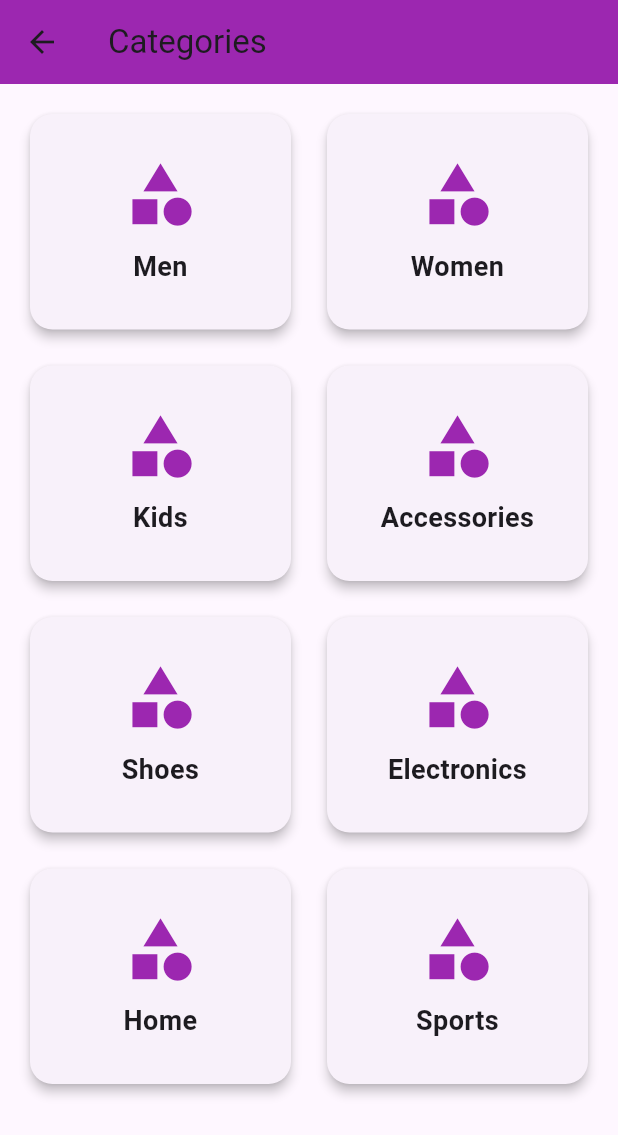
After one commit to nourbejaoui277/APP, a Flutter app: the HomePage screen opened directly, item 2 of the bottom bar chosen, after a tap on "Home", on a phone screen of 412 x 824 dp. The commit adds this screen. Shown: the top 1135 px of the screen. Run offline on Flutter 3.47's test engine with Material 3 defaults, Android fonts, the phone set to English and light mode, and no system bars; our stand-ins replace fluttertoast, sqflite; accounts and stored records are empty.

Commit message:
nouveaux changements

```diff
--- a/lib/main.dart
+++ b/lib/main.dart
@@ -1,5 +1,6 @@
 import 'package:flutter/material.dart';
 import 'views/login_page.dart';
+import 'views/home_page.dart';
 
 void main() {
   runApp(const MyApp());
@@ -16,6 +17,7 @@ class MyApp extends StatelessWidget {
         colorScheme: ColorScheme.fromSeed(seedColor: Colors.deepPurple),
         useMaterial3: true,
       ),
+      // Start with the LoginPage
       home: LoginPage(),
     );
   }
--- /dev/null
+++ b/lib/views/categories_page.dart
@@ -0,0 +1,66 @@
+import 'package:flutter/material.dart';
+
+class CategoriesPage extends StatelessWidget {
+  @override
+  Widget build(BuildContext context) {
+    return Scaffold(
+      appBar: AppBar(
+        title: Text('Categories'),
+        backgroundColor: Colors.purple,
+      ),
+      body: GridView.builder(
+        padding: EdgeInsets.all(16),
+        gridDelegate: SliverGridDelegateWithFixedCrossAxisCount(
+          crossAxisCount: 2,
+          crossAxisSpacing: 16,
+          mainAxisSpacing: 16,
+          childAspectRatio: 1.2,
+        ),
+        itemCount: _categories.length,
+        itemBuilder: (context, index) {
+          return _buildCategoryCard(_categories[index]);
+        },
+      ),
+    );
+  }
+
+  // Replace with actual category data
+  List<String> _categories = [
+    'Men',
+    'Women',
+    'Kids',
+    'Accessories',
+    'Shoes',
+    'Electronics',
+    'Home',
+    'Sports',
+  ];
+
+  Widget _buildCategoryCard(String category) {
+    return Card(
+      elevation: 3,
+      shape: RoundedRectangleBorder(borderRadius: BorderRadius.circular(15)),
+      child: InkWell(
+        onTap: () {
+          // Implement navigation to category products or subcategories
+        },
+        child: Column(
+          mainAxisAlignment: MainAxisAlignment.center,
+          children: [
+            Icon(
+              Icons.category,
+              size: 50,
+              color: Colors.purple,
+            ),
+            SizedBox(height: 10),
+            Text(
+              category,
+              style: TextStyle(fontSize: 18, fontWeight: FontWeight.bold),
+              textAlign: TextAlign.center,
+            ),
+          ],
+        ),
+      ),
+    );
+  }
+}
--- /dev/null
+++ b/lib/views/home_page.dart
@@ -0,0 +1,196 @@
+import 'package:flutter/material.dart';
+import 'categories_page.dart';
+import 'discover_page.dart';
+import 'wishlist_page.dart';
+import 'profile_page.dart';
+
+class HomePage extends StatelessWidget {
+  @override
+  Widget build(BuildContext context) {
+    return Scaffold(
+      appBar: AppBar(
+        title: const Text('Sparkling'),
+        backgroundColor: Colors.purple,
+        actions: [
+          IconButton(
+            icon: const Icon(Icons.search),
+            onPressed: () {
+              // Implement search functionality here
+            },
+          ),
+        ],
+      ),
+      body: SingleChildScrollView(
+        padding: const EdgeInsets.all(24),
+        child: Column(
+          crossAxisAlignment: CrossAxisAlignment.start,
+          children: [
+            _buildSectionTitle('Categories'),
+            _buildCategories(),
+            _buildSectionTitle('Promotions'),
+            _buildPromotions(),
+            _buildSectionTitle('Best Sellers'),
+            _buildBestSellers(),
+            _buildSectionTitle('Pick a Style or Mood'),
+            _buildStyleMoodPicker(),
+            _buildSectionTitle('Selections for You'),
+            _buildSelectionsForYou(),
+          ],
+        ),
+      ),
+      bottomNavigationBar: _buildBottomNavigationBar(context),
+    );
+  }
+
+  Widget _buildSectionTitle(String title) {
+    return Padding(
+      padding: const EdgeInsets.only(bottom: 10),
+      child: Text(
+        title,
+        style: const TextStyle(fontSize: 20, fontWeight: FontWeight.bold),
+      ),
+    );
+  }
+
+  Widget _buildCategories() {
+    return Container(
+      height: 100,
+      child: ListView(
+        scrollDirection: Axis.horizontal,
+        children: [
+          _buildCategoryCard('Men'),
+          _buildCategoryCard('Women'),
+          _buildCategoryCard('Kids'),
+          _buildCategoryCard('Accessories'),
+        ],
+      ),
+    );
+  }
+
+  Widget _buildCategoryCard(String category) {
+    return Card(
+      shape: RoundedRectangleBorder(
+        borderRadius: BorderRadius.circular(18),
+      ),
+      color: Colors.purple.withOpacity(0.1),
+      child: Container(
+        width: 100,
+        child: Center(child: Text(category)),
+      ),
+    );
+  }
+
+  Widget _buildPromotions() {
+    // Replace with your actual promotion data
+    return Container(
+      margin: const EdgeInsets.symmetric(vertical: 10),
+      height: 100,
+      decoration: BoxDecoration(
+        color: Colors.redAccent.withOpacity(0.1),
+        borderRadius: BorderRadius.circular(18),
+      ),
+      child: Center(child: Text('Promotion 1')),
+    );
+  }
+
+  Widget _buildBestSellers() {
+    // Replace with your actual best sellers data
+    return Container(
+      margin: const EdgeInsets.symmetric(vertical: 10),
+      height: 100,
+      decoration: BoxDecoration(
+        color: Colors.greenAccent.withOpacity(0.1),
+        borderRadius: BorderRadius.circular(18),
+      ),
+      child: Center(child: Text('Best Seller 1')),
+    );
+  }
+
+  Widget _buildStyleMoodPicker() {
+    // Replace with your actual style/mood picker data
+    return Container(
+      margin: const EdgeInsets.symmetric(vertical: 10),
+      height: 100,
+      decoration: BoxDecoration(
+        color: Colors.blueAccent.withOpacity(0.1),
+        borderRadius: BorderRadius.circular(18),
+      ),
+      child: Center(child: Text('Style/Mood Picker')),
+    );
+  }
+
+  Widget _buildSelectionsForYou() {
+    // Replace with your actual selections data
+    return Container(
+      margin: const EdgeInsets.symmetric(vertical: 10),
+      height: 100,
+      decoration: BoxDecoration(
+        color: Colors.purpleAccent.withOpacity(0.1),
+        borderRadius: BorderRadius.circular(18),
+      ),
+      child: Center(child: Text('Selections for You')),
+    );
+  }
+
+  Widget _buildBottomNavigationBar(BuildContext context) {
+    return BottomNavigationBar(
+      items: const [
+        BottomNavigationBarItem(
+          icon: Icon(Icons.home),
+          label: 'Home',
+        ),
+        BottomNavigationBarItem(
+          icon: Icon(Icons.category),
+          label: 'Categories',
+        ),
+        BottomNavigationBarItem(
+          icon: Icon(Icons.explore),
+          label: 'Discover',
+        ),
+        BottomNavigationBarItem(
+          icon: Icon(Icons.favorite),
+          label: 'Wishlist',
+        ),
+        BottomNavigationBarItem(
+          icon: Icon(Icons.person),
+          label: 'Me',
+        ),
+      ],
+      selectedItemColor: Colors.purple,
+      unselectedItemColor: Colors.grey,
+      onTap: (index) {
+        switch (index) {
+          case 0:
+            // Navigate to Home (if necessary)
+            break;
+          case 1:
+            Navigator.push(
+              context,
+              MaterialPageRoute(builder: (context) => CategoriesPage()),
+            );
+            break;
+          case 2:
+            Navigator.push(
+              context,
+              MaterialPageRoute(builder: (context) => DiscoverPage()),
+            );
+            break;
+          case 3:
+            Navigator.push(
+              context,
+              MaterialPageRoute(builder: (context) => WishlistPage()),
+            );
+            break;
+          case 4:
+            Navigator.push(
+              context,
+              MaterialPageRoute(builder: (context) => ProfilePage()),
+            );
+            break;
+          default:
+          // Navigate to Home or handle other cases
+        }
+      },
+    );
+  }
+}
```
Also changed, not shown: lib/controllers/signup_controller.dart (+18 -13 lines), lib/views/Signup_Page.dart (+4 -4 lines), lib/views/discover_page.dart (added, +138 -0 lines), lib/views/login_page.dart (+9 -3 lines), lib/views/profile_page.dart (added, +111 -0 lines), lib/views/wishlist_page.dart (added, +58 -0 lines).
